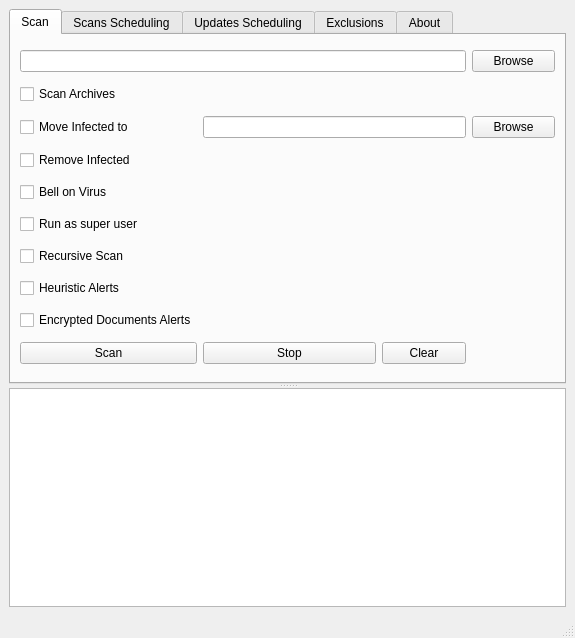
Qt form MainWindow.ui (jplozf/calamity) before a commit.
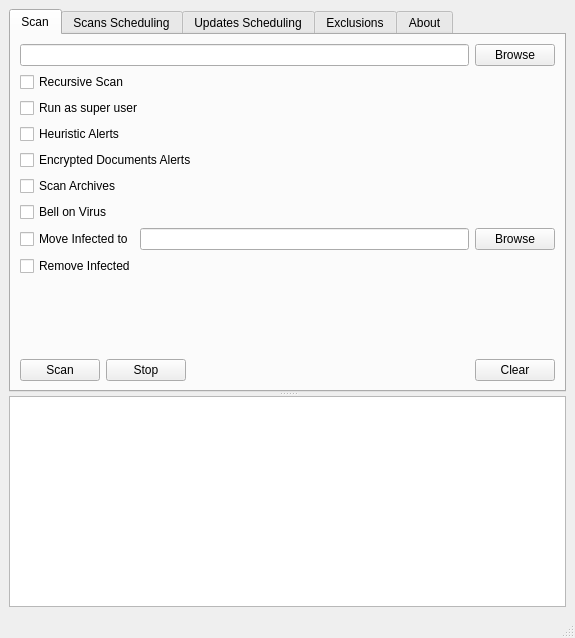
The same form after that commit. The open tabs and pages were chosen to show the change.

Patch:
```diff
--- a/MainWindow.ui
+++ b/MainWindow.ui
@@ -29,102 +29,144 @@
          <string>Scan</string>
         </attribute>
         <layout class="QGridLayout" name="gridLayout_5">
-         <item row="0" column="0" colspan="4">
+         <item row="0" column="0">
+          <layout class="QVBoxLayout" name="verticalLayout_5">
+           <item>
+            <layout class="QHBoxLayout" name="horizontalLayout_13">
+             <item>
           <widget class="QLineEdit" name="pathLineEdit"/>
          </item>
-         <item row="0" column="4">
+             <item>
           <widget class="QPushButton" name="browseButton">
            <property name="text">
             <string>Browse</string>
            </property>
           </widget>
          </item>
-         <item row="1" column="0" colspan="2">
+            </layout>
+           </item>
+           <item>
+            <widget class="QCheckBox" name="recursiveScanCheckBox">
+             <property name="text">
+              <string>Recursive Scan</string>
+             </property>
+            </widget>
+           </item>
+           <item>
+            <widget class="QCheckBox" name="sudoCheckBox">
+             <property name="text">
+              <string>Run as super user</string>
+             </property>
+            </widget>
+           </item>
+           <item>
+            <widget class="QCheckBox" name="heuristicAlertsCheckBox">
+             <property name="text">
+              <string>Heuristic Alerts</string>
+             </property>
+            </widget>
+           </item>
+           <item>
+            <widget class="QCheckBox" name="encryptedDocumentsAlertsCheckBox">
+             <property name="text">
+              <string>Encrypted Documents Alerts</string>
+             </property>
+            </widget>
+           </item>
+           <item>
           <widget class="QCheckBox" name="scanArchivesCheckBox">
            <property name="text">
             <string>Scan Archives</string>
            </property>
           </widget>
          </item>
-         <item row="2" column="4">
+           <item>
+            <widget class="QCheckBox" name="bellOnVirusCheckBox">
+             <property name="text">
+              <string>Bell on Virus</string>
+             </property>
+            </widget>
+           </item>
+           <item>
+            <layout class="QHBoxLayout" name="horizontalLayout_14">
+             <item>
+              <widget class="QCheckBox" name="moveInfectedCheckBox">
+               <property name="text">
+                <string>Move Infected to</string>
+               </property>
+              </widget>
+             </item>
+             <item>
+              <widget class="QLineEdit" name="quarantinePathLineEdit"/>
+             </item>
+             <item>
           <widget class="QPushButton" name="browseQuarantineButton">
            <property name="text">
             <string>Browse</string>
            </property>
           </widget>
          </item>
-         <item row="3" column="0" colspan="3">
+            </layout>
+           </item>
+           <item>
           <widget class="QCheckBox" name="removeInfectedCheckBox">
            <property name="text">
             <string>Remove Infected</string>
            </property>
           </widget>
          </item>
-         <item row="4" column="0" colspan="2">
-          <widget class="QCheckBox" name="bellOnVirusCheckBox">
-           <property name="text">
-            <string>Bell on Virus</string>
-           </property>
-          </widget>
-         </item>
-         <item row="5" column="0">
-          <widget class="QCheckBox" name="sudoCheckBox">
-           <property name="text">
-            <string>Run as super user</string>
-           </property>
-          </widget>
-         </item>
-         <item row="6" column="0">
-          <widget class="QCheckBox" name="recursiveScanCheckBox">
-           <property name="text">
-            <string>Recursive Scan</string>
-           </property>
-          </widget>
-         </item>
-         <item row="7" column="0">
-          <widget class="QCheckBox" name="heuristicAlertsCheckBox">
-           <property name="text">
-            <string>Heuristic Alerts</string>
-           </property>
-          </widget>
-         </item>
-         <item row="8" column="0">
-          <widget class="QCheckBox" name="encryptedDocumentsAlertsCheckBox">
-           <property name="text">
-            <string>Encrypted Documents Alerts</string>
-           </property>
-          </widget>
-         </item>
-         <item row="9" column="0">
+           <item>
+            <spacer name="verticalSpacer_3">
+             <property name="orientation">
+              <enum>Qt::Vertical</enum>
+             </property>
+             <property name="sizeHint" stdset="0">
+              <size>
+               <width>20</width>
+               <height>40</height>
+              </size>
+             </property>
+            </spacer>
+           </item>
+           <item>
+            <layout class="QHBoxLayout" name="horizontalLayout_15">
+             <item>
           <widget class="QPushButton" name="scanButton">
            <property name="text">
             <string>Scan</string>
            </property>
           </widget>
          </item>
-         <item row="9" column="1" colspan="2">
+             <item>
           <widget class="QPushButton" name="stopButton">
            <property name="text">
             <string>Stop</string>
            </property>
           </widget>
          </item>
-         <item row="9" column="3">
+             <item>
+              <spacer name="horizontalSpacer_6">
+               <property name="orientation">
+                <enum>Qt::Horizontal</enum>
+               </property>
+               <property name="sizeHint" stdset="0">
+                <size>
+                 <width>40</width>
+                 <height>20</height>
+                </size>
+               </property>
+              </spacer>
+             </item>
+             <item>
           <widget class="QPushButton" name="clearOutputButton">
            <property name="text">
             <string>Clear</string>
            </property>
           </widget>
          </item>
-         <item row="2" column="0">
-          <widget class="QCheckBox" name="moveInfectedCheckBox">
-           <property name="text">
-            <string>Move Infected to</string>
-           </property>
-          </widget>
-         </item>
-         <item row="2" column="1" colspan="3">
-          <widget class="QLineEdit" name="quarantinePathLineEdit"/>
+            </layout>
+           </item>
+          </layout>
          </item>
         </layout>
        </widget>
```
Left out of the diff: 150 changed lines with no effect on the pictures. Lines whose indentation alone changed are shown as unchanged.
